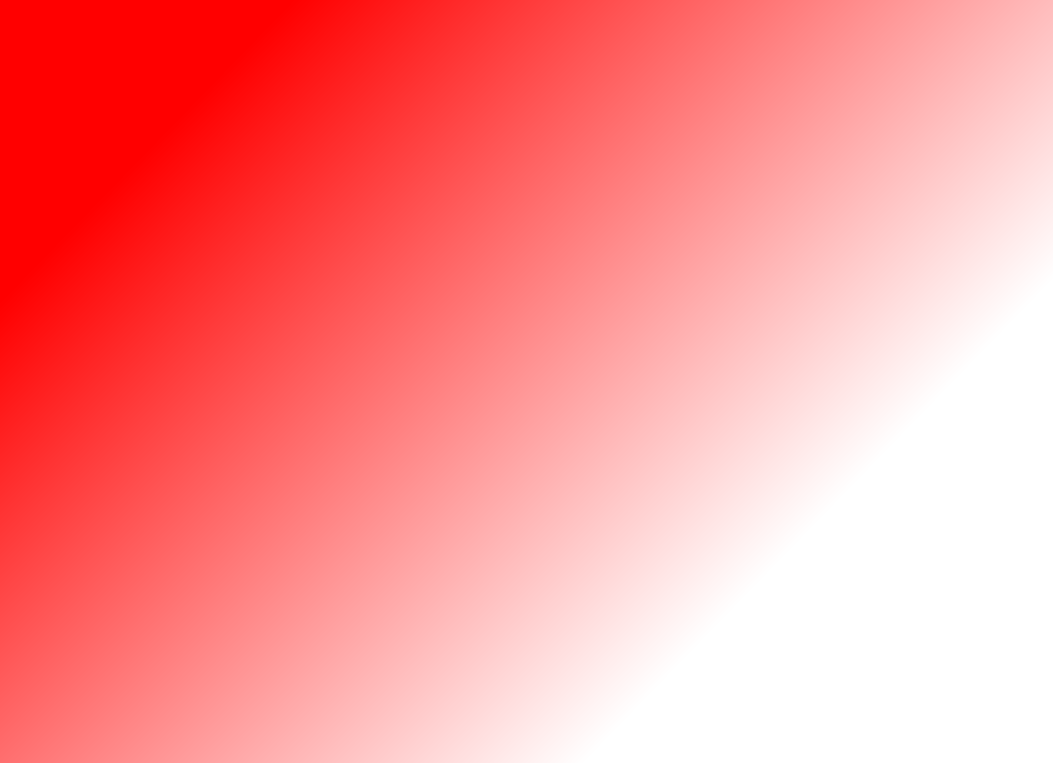
Above: gui/ventana_seleccionar.ui from SamuelOUS/GestionU before the change. Below: the same form after it.
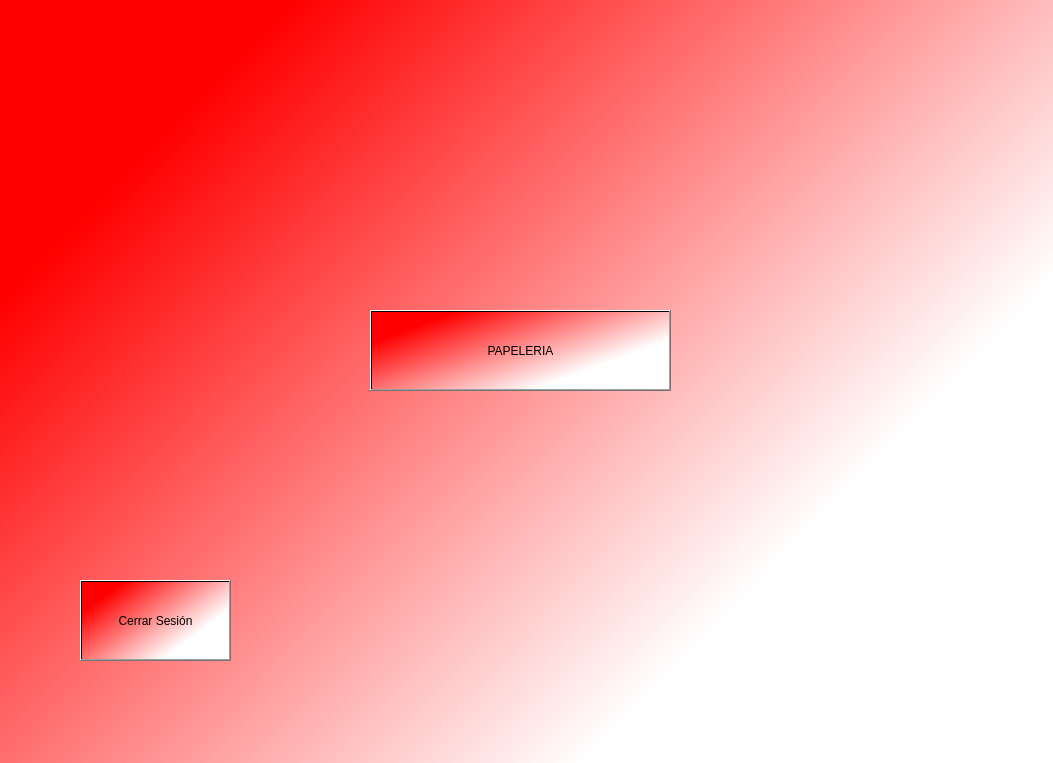
That is the form after the change.

Commit message: Metodo cerrar sesion finalizado

Diff of the .ui file:
```diff
--- a/gui/ventana_seleccionar.ui
+++ b/gui/ventana_seleccionar.ui
@@ -16,6 +16,32 @@
   <property name="styleSheet">
    <string notr="true">background-color: qlineargradient(spread:pad, x1:0.01, y1:0.210227, x2:0.746, y2:0.727955, stop:0.109453 rgba(255, 0, 0, 255), stop:1 rgba(255, 255, 255, 255));</string>
   </property>
+  <widget class="QPushButton" name="Boton_Papeleria">
+   <property name="geometry">
+    <rect>
+     <x>370</x>
+     <y>310</y>
+     <width>301</width>
+     <height>81</height>
+    </rect>
+   </property>
+   <property name="text">
+    <string>PAPELERIA</string>
+   </property>
+  </widget>
+  <widget class="QPushButton" name="Boton_cerrar">
+   <property name="geometry">
+    <rect>
+     <x>80</x>
+     <y>580</y>
+     <width>151</width>
+     <height>81</height>
+    </rect>
+   </property>
+   <property name="text">
+    <string>Cerrar Sesión</string>
+   </property>
+  </widget>
  </widget>
  <resources/>
  <connections/>
```
The commit also changes 4 other files.
